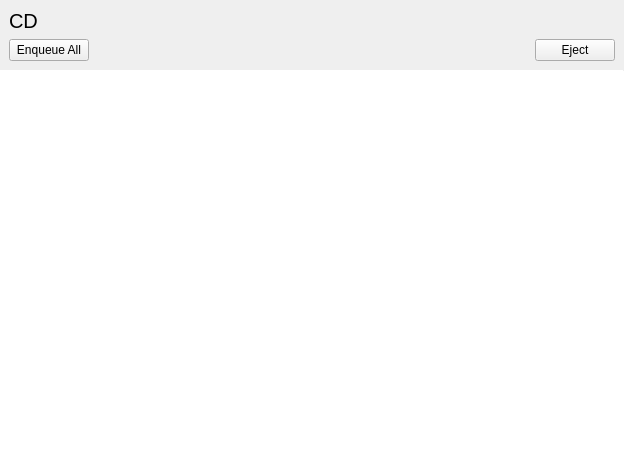
Old version of the form plugins/PhononPlugin/cdchecker.ui in the repository theCheeseboard/theBeat.
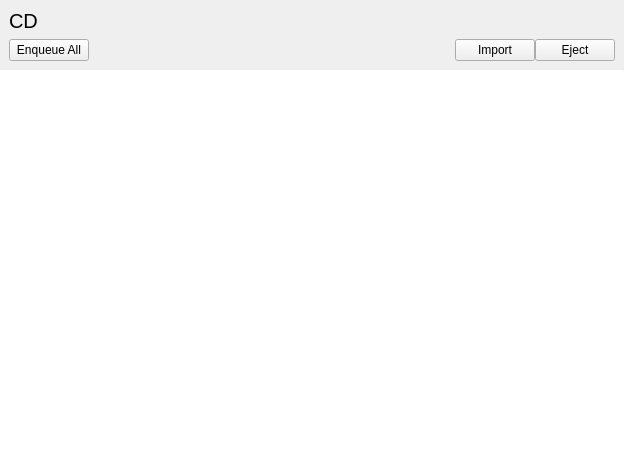
New version of the form. Icons and pictures are not drawn.

Commit message: Implement CD import in Linux

What changed in the file:
```diff
--- a/plugins/PhononPlugin/cdchecker.ui
+++ b/plugins/PhononPlugin/cdchecker.ui
@@ -46,6 +46,9 @@
       </item>
       <item>
        <layout class="QHBoxLayout" name="horizontalLayout">
+        <property name="spacing">
+         <number>0</number>
+        </property>
         <item>
          <widget class="QPushButton" name="enqueueAllButton">
           <property name="text">
@@ -69,6 +72,16 @@
           </property>
          </spacer>
         </item>
+        <item>
+         <widget class="QPushButton" name="importCdButton">
+          <property name="text">
+           <string>Import</string>
+          </property>
+          <property name="icon">
+           <iconset theme="media-cd-import"/>
+          </property>
+         </widget>
+        </item>
         <item>
          <widget class="QPushButton" name="ejectButton">
           <property name="text">
```
Left out of the diff: 6 changed lines with no effect on the pictures. The commit also changes 351 other files.
